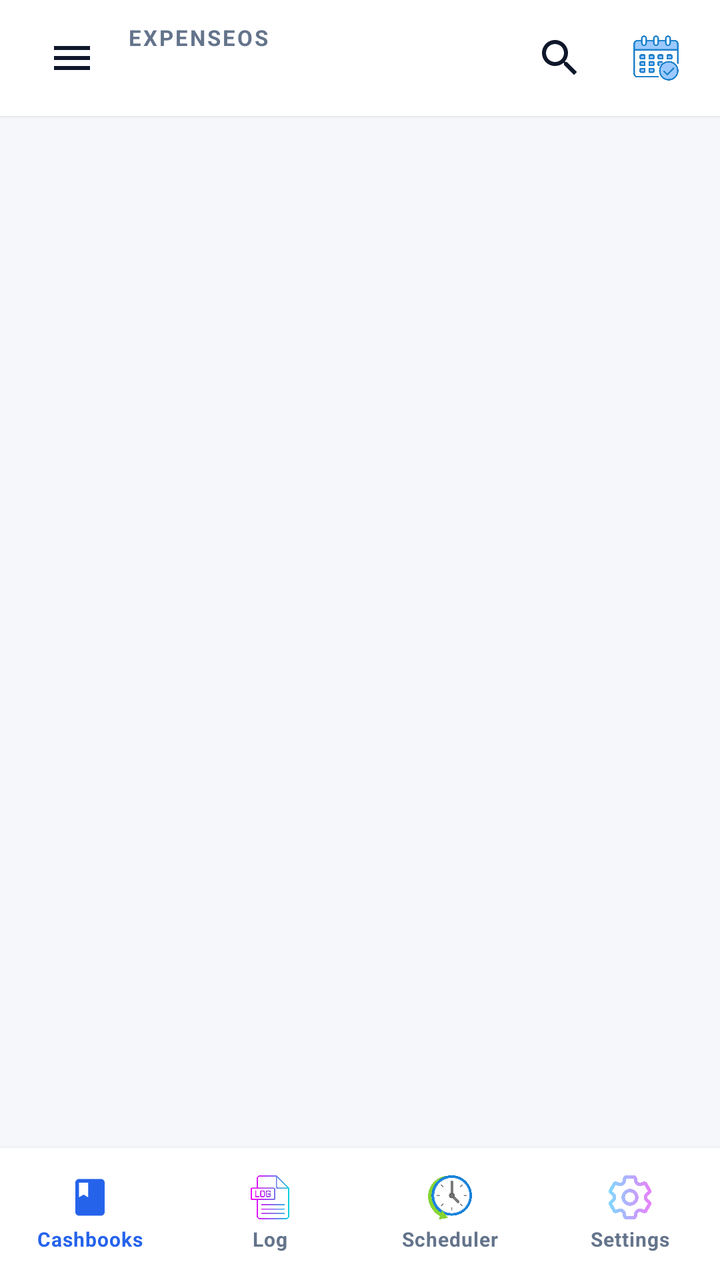
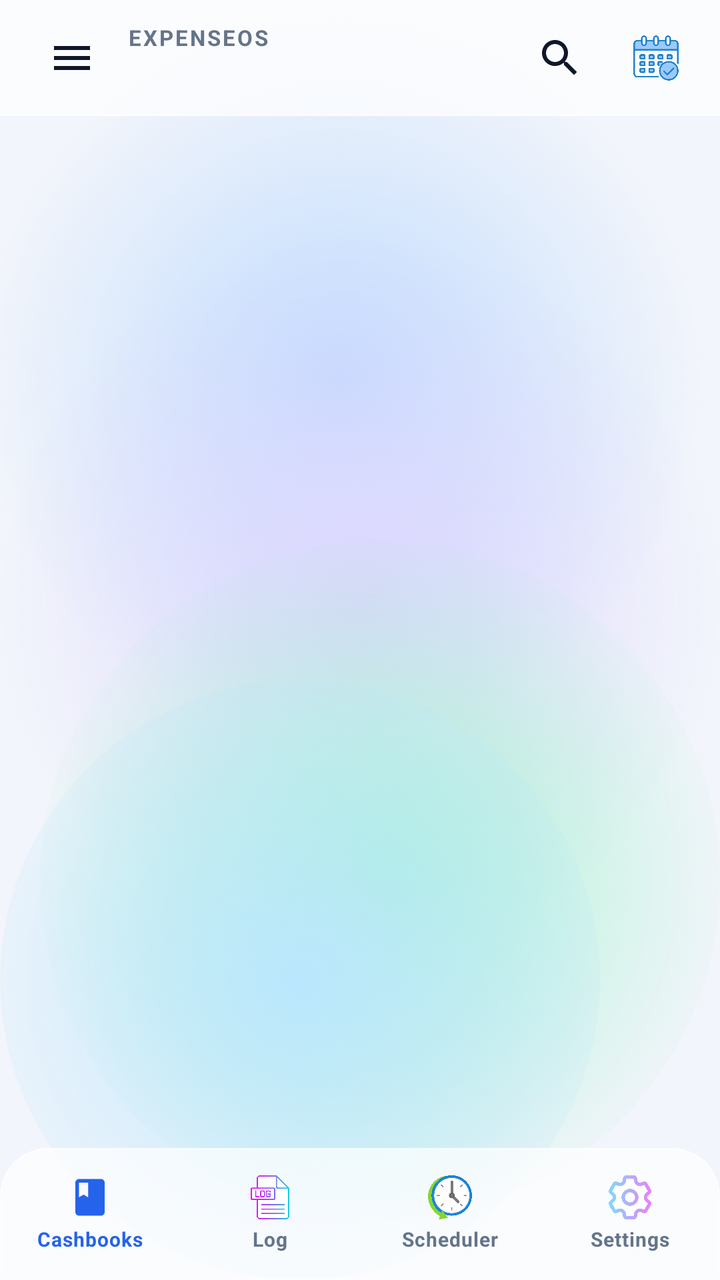

An Android layout rendered at two revisions. The XML below is the earlier revision; the diff shows what the commit changed to produce the second picture.
<!-- AndroidManifest.xml: application theme Theme.ExpenseOS -->
<!-- res/layout/activity_home.xml -->
<?xml version="1.0" encoding="utf-8"?>
<androidx.drawerlayout.widget.DrawerLayout xmlns:android="http://schemas.android.com/apk/res/android"
    xmlns:app="http://schemas.android.com/apk/res-auto"
    android:id="@+id/drawerLayout"
    android:layout_width="match_parent"
    android:layout_height="match_parent"
    android:fitsSystemWindows="true">

    
    <LinearLayout
        android:layout_width="match_parent"
        android:layout_height="match_parent"
        android:background="@color/bg"
        android:orientation="vertical">

        
        <LinearLayout
            style="@style/TopBar"
            android:paddingEnd="@dimen/space_2">

            <ImageButton
                android:id="@+id/btnHamburger"
                style="@style/IconButton"
                android:contentDescription="Menu"
                android:src="@drawable/ic_menu"
                app:tint="@color/text" />

            <LinearLayout
                android:layout_width="0dp"
                android:layout_height="wrap_content"
                android:layout_weight="1"
                android:orientation="vertical"
                android:paddingStart="@dimen/space_1">

                <TextView
                    style="@style/Text.Overline"
                    android:layout_width="wrap_content"
                    android:layout_height="wrap_content"
                    android:text="ExpenseOS" />

                <TextView
                    android:id="@+id/tvBookTitle"
                    style="@style/Text.Subtitle"
                    android:layout_width="match_parent"
                    android:layout_height="wrap_content"
                    android:ellipsize="end"
                    android:maxLines="1" />
            </LinearLayout>

            <ImageButton
                android:id="@+id/btnGlobalSearch"
                style="@style/IconButton"
                android:contentDescription="Global search"
                android:src="@drawable/ic_search"
                app:tint="@color/text" />

            <ImageButton
                android:id="@+id/btnCalendarView"
                style="@style/IconButton"
                android:contentDescription="Calendar view"
                android:src="@drawable/ic_calendar_check" />
        </LinearLayout>

        
        <FrameLayout
            android:layout_width="match_parent"
            android:layout_height="0dp"
            android:layout_weight="1">

            <FrameLayout
                android:id="@+id/fragmentContainer"
                android:layout_width="match_parent"
                android:layout_height="match_parent" />

            
            
        </FrameLayout>

        
        <LinearLayout
            android:layout_width="match_parent"
            android:layout_height="@dimen/bottom_nav_height"
            android:background="@color/nav_bg"
            android:elevation="@dimen/elevation_2"
            android:orientation="horizontal">

            <LinearLayout
                android:id="@+id/navHome"
                style="@style/NavItem"
                android:layout_weight="1">

                <ImageView
                    android:id="@+id/navHomeIcon"
                    android:layout_width="22dp"
                    android:layout_height="22dp"
                    android:contentDescription="@null"
                    android:src="@drawable/ic_book"
                    app:tint="@color/primary" />

                <TextView
                    android:id="@+id/navHomeLabel"
                    style="@style/NavLabel"
                    android:layout_width="wrap_content"
                    android:layout_height="wrap_content"
                    android:text="Cashbooks"
                    android:textColor="@color/primary" />
            </LinearLayout>

            <LinearLayout
                android:id="@+id/navLog"
                style="@style/NavItem"
                android:layout_weight="1">

                <ImageView
                    android:id="@+id/navLogIcon"
                    android:layout_width="22dp"
                    android:layout_height="22dp"
                    android:contentDescription="@null"
                    android:src="@drawable/ic_log" />

                <TextView
                    android:id="@+id/navLogLabel"
                    style="@style/NavLabel"
                    android:layout_width="wrap_content"
                    android:layout_height="wrap_content"
                    android:text="Log"
                    android:textColor="@color/text_muted" />
            </LinearLayout>

            <LinearLayout
                android:id="@+id/navBackup"
                style="@style/NavItem"
                android:layout_weight="1">

                <ImageView
                    android:id="@+id/navBackupIcon"
                    android:layout_width="22dp"
                    android:layout_height="22dp"
                    android:contentDescription="@null"
                    android:src="@drawable/ic_scheduler" />

                <TextView
                    android:id="@+id/navBackupLabel"
                    style="@style/NavLabel"
                    android:layout_width="wrap_content"
                    android:layout_height="wrap_content"
                    android:text="Scheduler"
                    android:textColor="@color/text_muted" />
            </LinearLayout>

            <LinearLayout
                android:id="@+id/navConfig"
                style="@style/NavItem"
                android:layout_weight="1">

                <ImageView
                    android:id="@+id/navConfigIcon"
                    android:layout_width="22dp"
                    android:layout_height="22dp"
                    android:contentDescription="@null"
                    android:src="@drawable/ic_settings_gradient" />

                <TextView
                    android:id="@+id/navConfigLabel"
                    style="@style/NavLabel"
                    android:layout_width="wrap_content"
                    android:layout_height="wrap_content"
                    android:text="Settings"
                    android:textColor="@color/text_muted" />
            </LinearLayout>
        </LinearLayout>
    </LinearLayout>

    
    <LinearLayout
        android:id="@+id/sideDrawer"
        android:layout_width="300dp"
        android:layout_height="match_parent"
        android:layout_gravity="start"
        android:background="@drawable/bg_drawer"
        android:clickable="true"
        android:focusable="true"
        android:orientation="vertical">

        
        <LinearLayout
            android:layout_width="match_parent"
            android:layout_height="150dp"
            android:background="@drawable/bg_card_hero"
            android:gravity="bottom"
            android:orientation="vertical"
            android:padding="@dimen/space_5">

            <TextView
                style="@style/Text.Title"
                android:layout_width="wrap_content"
                android:layout_height="wrap_content"
                android:text="ExpenseOS"
                android:fontFamily="sans-serif-medium"
                android:textColor="@color/hero_text"
                android:textSize="@dimen/type_headline" />

            <TextView
                android:id="@+id/drawerBookName"
                style="@style/Text.Caption"
                android:layout_width="match_parent"
                android:layout_height="wrap_content"
                android:layout_marginTop="@dimen/space_1"
                android:ellipsize="end"
                android:maxLines="1"
                android:textColor="@color/hero_text_muted" />
        </LinearLayout>

        <ScrollView
            android:layout_width="match_parent"
            android:layout_height="0dp"
            android:layout_weight="1"
            android:clipToPadding="false">

            <LinearLayout
                android:layout_width="match_parent"
                android:layout_height="wrap_content"
                android:orientation="vertical"
                android:paddingVertical="@dimen/space_2">

                <TextView
                    style="@style/Text.Overline"
                    android:layout_width="match_parent"
                    android:layout_height="wrap_content"
                    android:paddingHorizontal="@dimen/space_4"
                    android:paddingTop="@dimen/space_2"
                    android:paddingBottom="@dimen/space_1"
                    android:text="Workspace" />

                <LinearLayout
                    android:id="@+id/drawerBooks"
                    style="@style/DrawerItem">

                    <TextView
                        android:layout_width="26dp"
                        android:layout_height="wrap_content"
                        android:gravity="center"
                        android:text="📒"
                        android:textSize="17sp" />

                    <TextView
                        style="@style/Text.Body"
                        android:layout_width="wrap_content"
                        android:layout_height="wrap_content"
                        android:layout_marginStart="@dimen/space_3"
                        android:text="Cash Books" />
                </LinearLayout>

                <LinearLayout
                    android:id="@+id/drawerSettings"
                    style="@style/DrawerItem">

                    <ImageView
                        android:layout_width="26dp"
                        android:layout_height="26dp"
                        android:contentDescription="@null"
                        android:scaleType="fitCenter"
                        android:src="@drawable/ic_configuration" />

                    <TextView
                        style="@style/Text.Body"
                        android:layout_width="wrap_content"
                        android:layout_height="wrap_content"
                        android:layout_marginStart="@dimen/space_3"
                        android:text="Configuration" />
                </LinearLayout>

                <View style="@style/Divider" />

                <TextView
                    style="@style/Text.Overline"
                    android:layout_width="match_parent"
                    android:layout_height="wrap_content"
                    android:paddingHorizontal="@dimen/space_4"
                    android:paddingTop="@dimen/space_2"
                    android:paddingBottom="@dimen/space_1"
                    android:text="Money" />

                <LinearLayout
                    android:id="@+id/drawerBudget"
                    style="@style/DrawerItem">

                    <ImageView
                        android:layout_width="26dp"
                        android:layout_height="26dp"
                        android:contentDescription="@null"
                        android:scaleType="fitCenter"
                        android:src="@drawable/ic_budget" />

                    <TextView
                        style="@style/Text.Body"
                        android:layout_width="wrap_content"
                        android:layout_height="wrap_content"
                        android:layout_marginStart="@dimen/space_3"
                        android:text="Budget" />
                </LinearLayout>

                <LinearLayout
                    android:id="@+id/drawerConfigureBudget"
                    style="@style/DrawerItem">

                    <TextView
                        android:layout_width="26dp"
                        android:layout_height="wrap_content"
                        android:gravity="center"
                        android:text="🧮"
                        android:textSize="17sp" />

                    <TextView
                        style="@style/Text.Body"
                        android:layout_width="wrap_content"
                        android:layout_height="wrap_content"
                        android:layout_marginStart="@dimen/space_3"
                        android:text="Configure Budget" />
                </LinearLayout>

                <LinearLayout
                    android:id="@+id/drawerMonthlyReport"
                    style="@style/DrawerItem">

                    <TextView
                        android:layout_width="26dp"
                        android:layout_height="wrap_content"
                        android:gravity="center"
                        android:text="📈"
                        android:textSize="17sp" />

                    <TextView
                        style="@style/Text.Body"
                        android:layout_width="wrap_content"
                        android:layout_height="wrap_content"
                        android:layout_marginStart="@dimen/space_3"
                        android:text="Monthly Category Report" />
                </LinearLayout>

                <LinearLayout
                    android:id="@+id/drawerSequence"
                    style="@style/DrawerItem">

                    <TextView
                        android:layout_width="26dp"
                        android:layout_height="wrap_content"
                        android:gravity="center"
                        android:text="🔢"
                        android:textSize="17sp" />

                    <TextView
                        style="@style/Text.Body"
                        android:layout_width="wrap_content"
                        android:layout_height="wrap_content"
                        android:layout_marginStart="@dimen/space_3"
                        android:text="Sequence" />
                </LinearLayout>

                <LinearLayout
                    android:id="@+id/drawerBulkAdd"
                    style="@style/DrawerItem">

                    <TextView
                        android:layout_width="26dp"
                        android:layout_height="wrap_content"
                        android:gravity="center"
                        android:text="➕"
                        android:textSize="17sp" />

                    <TextView
                        style="@style/Text.Body"
                        android:layout_width="wrap_content"
                        android:layout_height="wrap_content"
                        android:layout_marginStart="@dimen/space_3"
                        android:text="Bulk Add" />
                </LinearLayout>

                <LinearLayout
                    android:id="@+id/drawerImportExcel"
                    style="@style/DrawerItem">

                    <TextView
                        android:layout_width="26dp"
                        android:layout_height="wrap_content"
                        android:gravity="center"
                        android:text="📥"
                        android:textSize="17sp" />

                    <TextView
                        style="@style/Text.Body"
                        android:layout_width="wrap_content"
                        android:layout_height="wrap_content"
                        android:layout_marginStart="@dimen/space_3"
                        android:text="Excel Import" />
                </LinearLayout>

                <View style="@style/Divider" />

                <TextView
                    style="@style/Text.Overline"
                    android:layout_width="match_parent"
                    android:layout_height="wrap_content"
                    android:paddingHorizontal="@dimen/space_4"
                    android:paddingTop="@dimen/space_2"
                    android:paddingBottom="@dimen/space_1"
                    android:text="Data &amp; tools" />

                <LinearLayout
                    android:id="@+id/drawerAudit"
                    style="@style/DrawerItem">

                    <TextView
                        android:layout_width="26dp"
                        android:layout_height="wrap_content"
                        android:gravity="center"
                        android:text="📋"
                        android:textSize="17sp" />

                    <TextView
                        style="@style/Text.Body"
                        android:layout_width="wrap_content"
                        android:layout_height="wrap_content"
                        android:layout_marginStart="@dimen/space_3"
                        android:text="Audit Log" />
                </LinearLayout>

                <LinearLayout
                    android:id="@+id/drawerScheduler"
                    style="@style/DrawerItem">

                    <ImageView
                        android:layout_width="26dp"
                        android:layout_height="26dp"
                        android:contentDescription="@null"
                        android:scaleType="fitCenter"
                        android:src="@drawable/ic_backup" />

                    <TextView
                        style="@style/Text.Body"
                        android:layout_width="wrap_content"
                        android:layout_height="wrap_content"
                        android:layout_marginStart="@dimen/space_3"
                        android:text="Backup" />
                </LinearLayout>

                <LinearLayout
                    android:id="@+id/drawerRecycleBin"
                    style="@style/DrawerItem">

                    <ImageView
                        android:layout_width="26dp"
                        android:layout_height="26dp"
                        android:contentDescription="@null"
                        android:scaleType="fitCenter"
                        android:src="@drawable/ic_recycle_bin" />

                    <TextView
                        style="@style/Text.Body"
                        android:layout_width="wrap_content"
                        android:layout_height="wrap_content"
                        android:layout_marginStart="@dimen/space_3"
                        android:text="Recycle Bin" />
                </LinearLayout>

                <LinearLayout
                    android:id="@+id/drawerSqlConsole"
                    style="@style/DrawerItem">

                    <ImageView
                        android:layout_width="26dp"
                        android:layout_height="26dp"
                        android:contentDescription="@null"
                        android:scaleType="fitCenter"
                        android:src="@drawable/ic_sql_console" />

                    <TextView
                        style="@style/Text.Body"
                        android:layout_width="wrap_content"
                        android:layout_height="wrap_content"
                        android:layout_marginStart="@dimen/space_3"
                        android:text="SQL Console" />
                </LinearLayout>

                <LinearLayout
                    android:id="@+id/drawerTimesheet"
                    style="@style/DrawerItem">

                    <TextView
                        android:layout_width="26dp"
                        android:layout_height="wrap_content"
                        android:gravity="center"
                        android:text="🕒"
                        android:textSize="17sp" />

                    <TextView
                        style="@style/Text.Body"
                        android:layout_width="wrap_content"
                        android:layout_height="wrap_content"
                        android:layout_marginStart="@dimen/space_3"
                        android:text="Timesheet" />
                </LinearLayout>

                <View
                    android:layout_width="match_parent"
                    android:layout_height="@dimen/space_6"
                    android:background="@android:color/transparent" />
            </LinearLayout>
        </ScrollView>
    </LinearLayout>
</androidx.drawerlayout.widget.DrawerLayout>
<!-- resources referenced by this layout -->
<resources>
  <color name="bg">#F5F7FB</color>
  <color name="nav_bg">#FFFFFF</color>
  <dimen name="elevation_2">3dp</dimen>
  <!-- drawable bg_card_hero (drawable) -->
  <?xml version="1.0" encoding="utf-8"?>
  <shape xmlns:android="http://schemas.android.com/apk/res/android" android:shape="rectangle">
      <gradient
          android:angle="315"
          android:endColor="@color/hero_bg_2"
          android:startColor="@color/hero_bg"
          android:type="linear" />
      <corners android:radius="24dp" />
  </shape>
  <!-- drawable bg_drawer (drawable) -->
  <?xml version="1.0" encoding="utf-8"?>
  <shape xmlns:android="http://schemas.android.com/apk/res/android" android:shape="rectangle">
      <solid android:color="@color/bg_card" />
      <corners
          android:topRightRadius="24dp"
          android:bottomRightRadius="0dp" />
  </shape>
  <style name="TopBar">
          <item name="android:layout_width">match_parent</item>
          <item name="android:layout_height">@dimen/topbar_height</item>
          <item name="android:background">@color/nav_bg</item>
          <item name="android:elevation">@dimen/elevation_1</item>
          <item name="android:gravity">center_vertical</item>
          <item name="android:orientation">horizontal</item>
          <item name="android:paddingHorizontal">@dimen/space_3</item>
      </style>
  <style name="Theme.ExpenseOS" parent="Theme.MaterialComponents.DayNight.NoActionBar">
          <item name="colorPrimary">@color/primary</item>
          <item name="colorPrimaryVariant">@color/primary_dark</item>
          <item name="colorPrimaryDark">@color/primary_dark</item>
          <item name="colorOnPrimary">@color/on_primary</item>
          <item name="colorSecondary">@color/secondary</item>
          <item name="colorSecondaryVariant">@color/secondary_dark</item>
          <item name="colorOnSecondary">@color/on_primary</item>
          <item name="colorAccent">@color/primary</item>
          <item name="colorSurface">@color/surface</item>
          <item name="colorOnSurface">@color/text</item>
          <item name="colorOnBackground">@color/text</item>
          <item name="colorError">@color/danger</item>
          <item name="android:colorBackground">@color/bg</item>
          <item name="android:windowBackground">@color/bg</item>
  
          <item name="android:textColorPrimary">@color/text</item>
          <item name="android:textColorSecondary">@color/text_muted</item>
          <item name="android:textColorHint">@color/text_hint</item>
          <item name="android:fontFamily">sans-serif</item>
          <item name="fontFamily">sans-serif</item>
  
          
          <item name="android:statusBarColor">@color/bg</item>
          <item name="android:navigationBarColor">@color/nav_bg</item>
          <item name="android:windowLightStatusBar">true</item>
          <item name="android:windowLightNavigationBar" tools:targetApi="o_mr1">true</item>
          <item name="android:forceDarkAllowed" tools:targetApi="q">false</item>
  
          
          <item name="editTextStyle">@style/Widget.ExpenseOS.EditText</item>
          <item name="materialAlertDialogTheme">@style/ThemeOverlay.ExpenseOS.Dialog</item>
          <item name="bottomSheetDialogTheme">@style/ThemeOverlay.ExpenseOS.BottomSheet</item>
          <item name="materialTimePickerTheme">@style/ThemeOverlay.ExpenseOS.TimePicker</item>
          <item name="android:windowAnimationStyle">@style/Animation.ExpenseOS.Window</item>
          <item name="android:windowActivityTransitions">true</item>
          <item name="android:windowContentTransitions">true</item>
      </style>
  <color name="hero_bg_2">#1E3A8A</color>
  <color name="hero_bg">#0F1F44</color>
  <color name="bg_card">#FFFFFF</color>
  <color name="divider">#EEF2F8</color>
  <dimen name="elevation_1">1dp</dimen>
  <color name="surface">#FFFFFF</color>
  <!-- unchanged entries left out for length: 58 -->
</resources>

<!-- the commit's change to res/layout/activity_home.xml (unified diff, before → after) -->
@@ -10,7 +10,7 @@
     <LinearLayout
         android:layout_width="match_parent"
         android:layout_height="match_parent"
-        android:background="@color/bg"
+        android:background="@android:color/transparent"
         android:orientation="vertical">
 
         
@@ -80,8 +80,8 @@
         <LinearLayout
             android:layout_width="match_parent"
             android:layout_height="@dimen/bottom_nav_height"
-            android:background="@color/nav_bg"
-            android:elevation="@dimen/elevation_2"
+            android:background="@drawable/bg_glass_nav"
+            android:elevation="0dp"
             android:orientation="horizontal">
 
             <LinearLayout
<!-- resource entries referenced after the edit -->
@@ -1,31 +1,110 @@
 <!-- resources referenced by this layout -->
 <resources>
-  <color name="bg">#F5F7FB</color>
-  <color name="nav_bg">#FFFFFF</color>
-  <dimen name="elevation_2">3dp</dimen>
+  <color name="bg">#F2F5FB</color>
+  <!-- drawable aurora_bg (drawable) -->
+  <?xml version="1.0" encoding="utf-8"?>
+  <layer-list xmlns:android="http://schemas.android.com/apk/res/android">
+      <item android:drawable="@color/aurora_base" />
+      <item android:width="380dp" android:height="380dp"
+          android:gravity="top|end"
+          android:drawable="@drawable/aurora_blob_blue" />
+      <item android:width="360dp" android:height="360dp"
+          android:gravity="start" android:top="120dp"
+          android:drawable="@drawable/aurora_blob_violet" />
+      <item android:width="340dp" android:height="340dp"
+          android:gravity="bottom|end" android:bottom="30dp"
+          android:drawable="@drawable/aurora_blob_mint" />
+      <item android:width="300dp" android:height="300dp"
+          android:gravity="bottom|start"
+          android:drawable="@drawable/aurora_blob_sky" />
+  </layer-list>
+  <color name="aurora_base">#F2F5FB</color>
+  <!-- drawable aurora_blob_blue (drawable) -->
+  <?xml version="1.0" encoding="utf-8"?>
+  <shape xmlns:android="http://schemas.android.com/apk/res/android" android:shape="oval">
+      <gradient
+          android:type="radial"
+          android:gradientRadius="180dp"
+          android:startColor="#BFDBFE"
+          android:endColor="#00BFDBFE" />
+  </shape>
+  <!-- drawable aurora_blob_violet (drawable) -->
+  <?xml version="1.0" encoding="utf-8"?>
+  <shape xmlns:android="http://schemas.android.com/apk/res/android" android:shape="oval">
+      <gradient
+          android:type="radial"
+          android:gradientRadius="180dp"
+          android:startColor="#DDD6FE"
+          android:endColor="#00DDD6FE" />
+  </shape>
+  <!-- drawable aurora_blob_mint (drawable) -->
+  <?xml version="1.0" encoding="utf-8"?>
+  <shape xmlns:android="http://schemas.android.com/apk/res/android" android:shape="oval">
+      <gradient
+          android:type="radial"
+          android:gradientRadius="180dp"
+          android:startColor="#A7F3D0"
+          android:endColor="#00A7F3D0" />
+  </shape>
+  <!-- drawable aurora_blob_sky (drawable) -->
+  <?xml version="1.0" encoding="utf-8"?>
+  <shape xmlns:android="http://schemas.android.com/apk/res/android" android:shape="oval">
+      <gradient
+          android:type="radial"
+          android:gradientRadius="180dp"
+          android:startColor="#BAE6FD"
+          android:endColor="#00BAE6FD" />
+  </shape>
   <!-- drawable bg_card_hero (drawable) -->
   <?xml version="1.0" encoding="utf-8"?>
-  <shape xmlns:android="http://schemas.android.com/apk/res/android" android:shape="rectangle">
-      <gradient
-          android:angle="315"
-          android:endColor="@color/hero_bg_2"
-          android:startColor="@color/hero_bg"
-          android:type="linear" />
-      <corners android:radius="24dp" />
-  </shape>
+  <layer-list xmlns:android="http://schemas.android.com/apk/res/android">
+      <item>
+          <shape android:shape="rectangle">
+              <gradient
+                  android:angle="315"
+                  android:startColor="@color/hero_grad_start"
+                  android:endColor="@color/hero_grad_end"
+                  android:type="linear" />
+              <corners android:radius="24dp" />
+          </shape>
+      </item>
+      <item>
+          <shape android:shape="rectangle">
+              <solid android:color="@android:color/transparent" />
+              <stroke android:width="1dp" android:color="@color/glass_stroke_soft" />
+              <corners android:radius="24dp" />
+          </shape>
+      </item>
+  </layer-list>
   <!-- drawable bg_drawer (drawable) -->
   <?xml version="1.0" encoding="utf-8"?>
   <shape xmlns:android="http://schemas.android.com/apk/res/android" android:shape="rectangle">
-      <solid android:color="@color/bg_card" />
-      <corners
-          android:topRightRadius="24dp"
-          android:bottomRightRadius="0dp" />
+      <solid android:color="@color/glass_fill_strong" />
+      <stroke android:width="1dp" android:color="@color/glass_stroke_soft" />
+      <corners android:topRightRadius="28dp" />
   </shape>
+  <!-- drawable bg_glass_nav (drawable) -->
+  <?xml version="1.0" encoding="utf-8"?>
+  <layer-list xmlns:android="http://schemas.android.com/apk/res/android">
+      <item>
+          <shape android:shape="rectangle">
+              <solid android:color="@color/glass_fill" />
+              <corners android:topLeftRadius="24dp" android:topRightRadius="24dp" />
+          </shape>
+      </item>
+      <item>
+          <shape android:shape="rectangle">
+              <solid android:color="@android:color/transparent" />
+              <stroke android:width="1dp" android:color="@color/glass_stroke_soft" />
+              <corners android:topLeftRadius="24dp" android:topRightRadius="24dp" />
+          </shape>
+      </item>
+  </layer-list>
   <style name="TopBar">
           <item name="android:layout_width">match_parent</item>
           <item name="android:layout_height">@dimen/topbar_height</item>
-          <item name="android:background">@color/nav_bg</item>
-          <item name="android:elevation">@dimen/elevation_1</item>
+          <item name="android:background">@drawable/bg_glass_topbar</item>
+          <item name="android:elevation">0dp</item>
           <item name="android:gravity">center_vertical</item>
           <item name="android:orientation">horizontal</item>
           <item name="android:paddingHorizontal">@dimen/space_3</item>
@@ -44,7 +123,7 @@
           <item name="colorOnBackground">@color/text</item>
           <item name="colorError">@color/danger</item>
           <item name="android:colorBackground">@color/bg</item>
-          <item name="android:windowBackground">@color/bg</item>
+          <item name="android:windowBackground">@drawable/aurora_bg</item>
   
           <item name="android:textColorPrimary">@color/text</item>
           <item name="android:textColorSecondary">@color/text_muted</item>
@@ -53,8 +132,8 @@
           <item name="fontFamily">sans-serif</item>
   
           
-          <item name="android:statusBarColor">@color/bg</item>
-          <item name="android:navigationBarColor">@color/nav_bg</item>
+          <item name="android:statusBarColor">@android:color/transparent</item>
+          <item name="android:navigationBarColor">@android:color/transparent</item>
           <item name="android:windowLightStatusBar">true</item>
           <item name="android:windowLightNavigationBar" tools:targetApi="o_mr1">true</item>
           <item name="android:forceDarkAllowed" tools:targetApi="q">false</item>
@@ -68,12 +147,27 @@
           <item name="android:windowActivityTransitions">true</item>
           <item name="android:windowContentTransitions">true</item>
       </style>
-  <color name="hero_bg_2">#1E3A8A</color>
-  <color name="hero_bg">#0F1F44</color>
-  <color name="bg_card">#FFFFFF</color>
-  <color name="divider">#EEF2F8</color>
-  <dimen name="elevation_1">1dp</dimen>
-  <color name="surface">#FFFFFF</color>
+  <color name="hero_grad_start">#F00F1F44</color>
+  <color name="hero_grad_end">#F01D4ED8</color>
+  <color name="glass_stroke_soft">#59FFFFFF</color>
+  <color name="glass_fill_strong">#E6FFFFFF</color>
+  <color name="glass_fill">#B4FFFFFF</color>
+  <color name="divider">#59FFFFFF</color>
+  <!-- drawable bg_glass_topbar (drawable) -->
+  <?xml version="1.0" encoding="utf-8"?>
+  <layer-list xmlns:android="http://schemas.android.com/apk/res/android">
+      <item>
+          <shape android:shape="rectangle">
+              <solid android:color="@color/glass_fill" />
+          </shape>
+      </item>
+      <item android:gravity="bottom" android:height="1dp">
+          <shape android:shape="rectangle">
+              <solid android:color="@color/glass_stroke_soft" />
+          </shape>
+      </item>
+  </layer-list>
+  <color name="surface">#E9FFFFFF</color>
   <!-- unchanged entries left out for length: 58 -->
 </resources>
 
